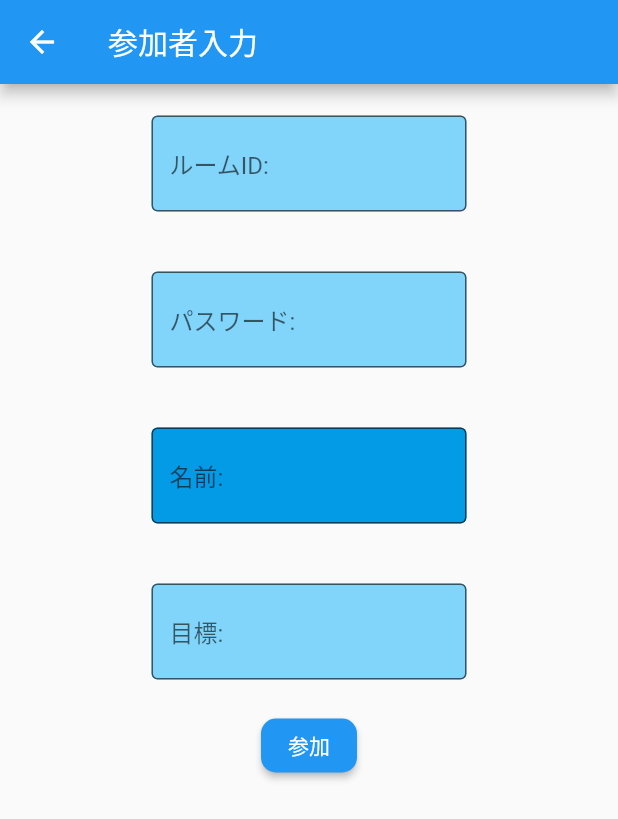
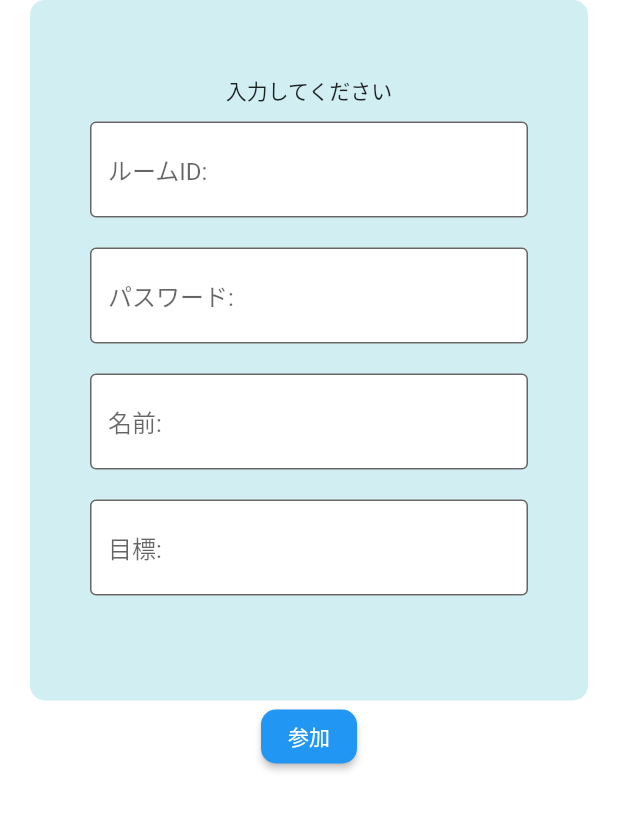
Before and after one commit to Tdrj2716/study_app_hackathon, a Flutter app: the Entrance screen opened by its route, on a phone screen of 412 x 824 dp. Shown: the top 819 px of the screen. Run offline on Flutter 3.47's test engine with Material 2 defaults, Android fonts, the phone set to English and light mode, and no system bars.

Commit message:
背景の色とボタンの位置を変更

```diff
--- a/lib/Entrance.dart
+++ b/lib/Entrance.dart
@@ -1,5 +1,5 @@
 import 'package:flutter/material.dart';
-import '/NextPage.dart';
+import 'login.dart';
 
 class Entrance extends StatefulWidget {
   const Entrance({Key? key}) : super(key: key);
@@ -9,67 +9,40 @@ class Entrance extends StatefulWidget {
 }
 
 class _EntranceState extends State<Entrance> {
-  bool _isObscure = true;
-
   @override
   Widget build(BuildContext context) {
     return Scaffold(
       resizeToAvoidBottomInset: false,
-      appBar: AppBar(
-        title: Text('参加者入力'),
-        backgroundColor: Colors.blue,
-      ),
       body: SingleChildScrollView(
         reverse: true,
         child: Container(
-          padding: const EdgeInsets.all(1.0),
+          padding: const EdgeInsets.only(left:20,right:20,bottom:100),
+          color: Colors.white,
           child: Column(
+            children: [
+              Container(
+                padding: const EdgeInsets.only(top:50,bottom:60),
+                decoration: BoxDecoration(
+                  color: Color(0xFFD1EEF3),
+                  borderRadius: BorderRadius.circular(10),
+                ),
 
+               child: Column(
                   crossAxisAlignment: CrossAxisAlignment.start,
                   children: <Widget>[
                     Container(
-                  padding: const EdgeInsets.symmetric(horizontal: 100, vertical: 20),
-                  child: TextField(
-                    decoration: InputDecoration(
-                        fillColor: Colors.lightBlue[200],
-                        filled: true,
-                        border: OutlineInputBorder(),
-                        hintText: 'ルームID:'
+                      alignment: Alignment.topCenter,
+                      child: Text('入力してください'),
                     ),
-                  )
+                    _textField('ルームID:'),
+                    _textField('パスワード:'),
+                    _textField('名前:'),
+                    _textField('目標:'),
+
+
+
+                  ],
                ),
-              Container(
-                  padding: const EdgeInsets.symmetric(horizontal: 100, vertical: 20),
-                  child: TextField(
-                    decoration: InputDecoration(
-                        fillColor: Colors.lightBlue[200],
-                        filled: true,
-                        border: OutlineInputBorder(),
-                        hintText: 'パスワード:'
-                    ),
-                  )
-              ),
-              Container(
-                  padding: const EdgeInsets.symmetric(horizontal: 100, vertical: 20),
-                  child: TextField(
-                    decoration: InputDecoration(
-                        fillColor: Colors.lightBlue[600],
-                        filled: true,
-                        border: OutlineInputBorder(),
-                        hintText: '名前:'
-                    ),
-                  )
-              ),
-              Container(
-                  padding: const EdgeInsets.symmetric(horizontal: 100, vertical: 20),
-                  child: TextField(
-                    decoration: InputDecoration(
-                        fillColor: Colors.lightBlue[200],
-                        filled: true,
-                        border: OutlineInputBorder(),
-                        hintText: '目標:'
-                    ),
-                  )
               ),
               Container(
                   alignment: Alignment.bottomCenter,
@@ -80,8 +53,9 @@ class _EntranceState extends State<Entrance> {
                           borderRadius: BorderRadius.circular(10),
                         ),
                       ),
-                    onPressed: (){}
-                ),
+                      onPressed: () {
+                        Navigator.pushNamed(context, LogIn.id);
+                      })
               ),
             ],
           ),
@@ -89,4 +63,17 @@ class _EntranceState extends State<Entrance> {
       ),
     );
   }
+
+  Widget _textField(String hintText) {
+    return Container(
+        padding: const EdgeInsets.symmetric(horizontal: 40, vertical: 10),
+        child: TextField(
+          decoration: InputDecoration(
+              fillColor: Colors.white,
+              filled: true,
+              border: OutlineInputBorder(),
+              hintText: hintText),
+        ));
+
   }
+}
```
Also changed, not shown: lib/NextPage.dart (deleted). Lines whose indentation alone changed are shown as unchanged.
